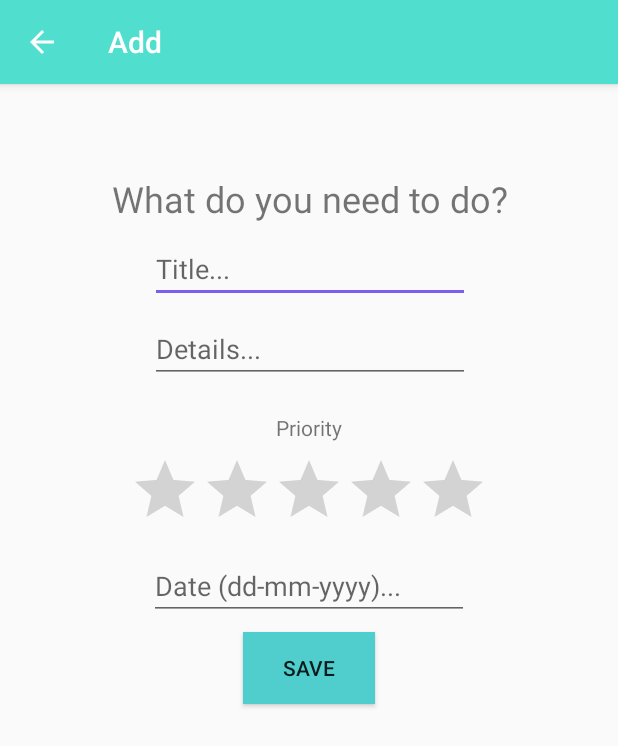
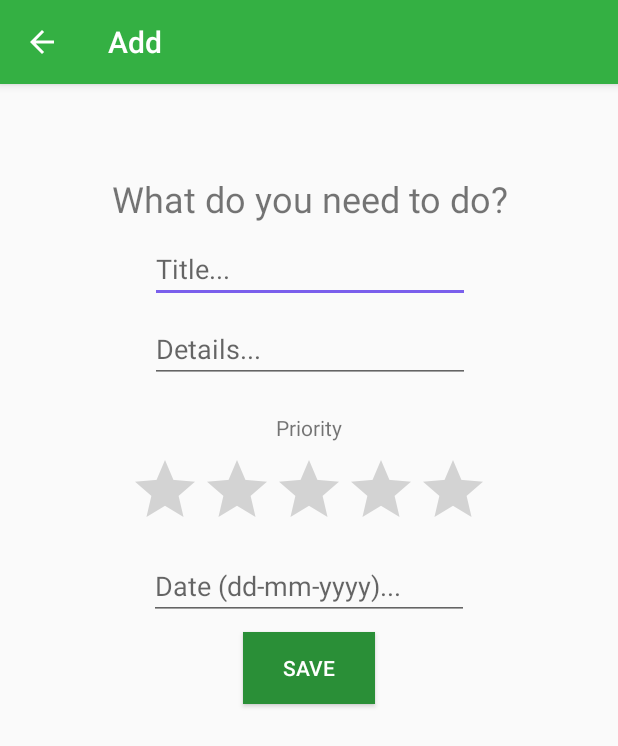
Before and after one commit to David24m/To-Do-List, an Android app: the AddNoteActivity screen opened directly, with no data from a screen before it, on a phone screen of 412 x 824 dp. Shown: the top 746 px of the screen. Run offline under Robolectric (Android 15) with nearby library versions, the phone set to English and light mode, and no system bars.

Commit message:
Add working version

```diff
--- a/ToDoList/app/src/main/java/com/example/user/todolist/EditActivity.java
+++ b/ToDoList/app/src/main/java/com/example/user/todolist/EditActivity.java
@@ -47,6 +47,7 @@ public class EditActivity extends AppCompatActivity {
     }
 
     public void getEdit(View button) {
+
         SharedPreferences sharedPrefs = getSharedPreferences("list", Context.MODE_PRIVATE);
         String notesJson = sharedPrefs.getString("allNotes", new ArrayList<Note>().toString());
         Log.d("saved notes", notesJson);
@@ -75,6 +76,7 @@ public class EditActivity extends AppCompatActivity {
     }
 
     public void getDelete(View button) {
+
         SharedPreferences sharedPrefs = getSharedPreferences("list", Context.MODE_PRIVATE);
         String notesJson = sharedPrefs.getString("allNotes", new ArrayList<Note>().toString());
         Log.d("saved notes", notesJson);
--- a/ToDoList/app/src/main/res/layout/activity_add_note.xml
+++ b/ToDoList/app/src/main/res/layout/activity_add_note.xml
@@ -70,6 +70,7 @@
         android:layout_marginTop="8dp"
         android:background="@color/colorPrimaryDark"
         android:text="SAVE"
+        android:textColor="@android:color/background_light"
         app:layout_constraintLeft_toLeftOf="parent"
         app:layout_constraintRight_toRightOf="parent"
         app:layout_constraintTop_toBottomOf="@+id/addDateText" />
--- a/ToDoList/app/src/main/res/layout/activity_edit.xml
+++ b/ToDoList/app/src/main/res/layout/activity_edit.xml
@@ -69,6 +69,7 @@
         android:background="@color/colorPrimaryDark"
         android:onClick="getEdit"
         android:text="@string/edit_button"
+        android:textColor="@android:color/background_light"
         app:layout_constraintLeft_toLeftOf="parent"
         app:layout_constraintTop_toBottomOf="@+id/dateText" />
 
--- a/ToDoList/app/src/main/res/layout/to_do_list_item.xml
+++ b/ToDoList/app/src/main/res/layout/to_do_list_item.xml
@@ -10,7 +10,8 @@
         android:layout_width="wrap_content"
         android:layout_height="wrap_content"
         android:layout_marginLeft="8dp"
-        android:layout_marginTop="30dp"
+        android:layout_marginTop="20dp"
+        android:paddingBottom="20dp"
         android:text="TextView"
         android:textSize="18sp"
         app:layout_constraintLeft_toLeftOf="parent"
@@ -21,8 +22,9 @@
         android:layout_width="wrap_content"
         android:layout_height="wrap_content"
         android:layout_marginRight="1dp"
-        android:layout_marginTop="30dp"
+        android:layout_marginTop="20dp"
         android:focusable="false"
+        android:paddingBottom="20dp"
         app:layout_constraintRight_toRightOf="parent"
         app:layout_constraintTop_toTopOf="parent" />
 
--- a/ToDoList/app/src/main/res/values/colors.xml
+++ b/ToDoList/app/src/main/res/values/colors.xml
@@ -1,6 +1,10 @@
 <?xml version="1.0" encoding="utf-8"?>
 <resources>
-    <color name="colorPrimary">#50DFCE</color>
-    <color name="colorPrimaryDark">#50CECE</color>
+    <!--<color name="colorPrimary">#50DFCE</color>-->
+    <color name="colorPrimary">#34B043</color>
+    39C24A
+    <!--<color name="colorPrimaryDark">#50CECE</color>-->
+    <!--<color name="backgroundColor">#f0fcf9</color>-->
+    <color name="colorPrimaryDark">#2A8F37</color>
     <color name="colorAccent">#7a5fec</color>
 </resources>
```
Also changed, not shown: ToDoList/app/src/main/res/layout/activity_to_do_list.xml (+4 -3 lines), ToDoList/app/src/main/ic_launcher-web.png (added), ToDoList/app/src/main/ic_launcher_round-web.png (added), ToDoList/app/src/main/res/mipmap-hdpi/ic_launcher.png, ToDoList/app/src/main/res/mipmap-hdpi/ic_launcher_round.png, ToDoList/app/src/main/res/mipmap-mdpi/ic_launcher.png, ToDoList/app/src/main/res/mipmap-mdpi/ic_launcher_round.png, ToDoList/app/src/main/res/mipmap-xhdpi/ic_launcher.png, ToDoList/app/src/main/res/mipmap-xhdpi/ic_launcher_round.png, ToDoList/app/src/main/res/mipmap-xxhdpi/ic_launcher.png, ToDoList/app/src/main/res/mipmap-xxhdpi/ic_launcher_round.png, ToDoList/app/src/main/res/mipmap-xxxhdpi/ic_launcher.png, ToDoList/app/src/main/res/mipmap-xxxhdpi/ic_launcher_round.png.
